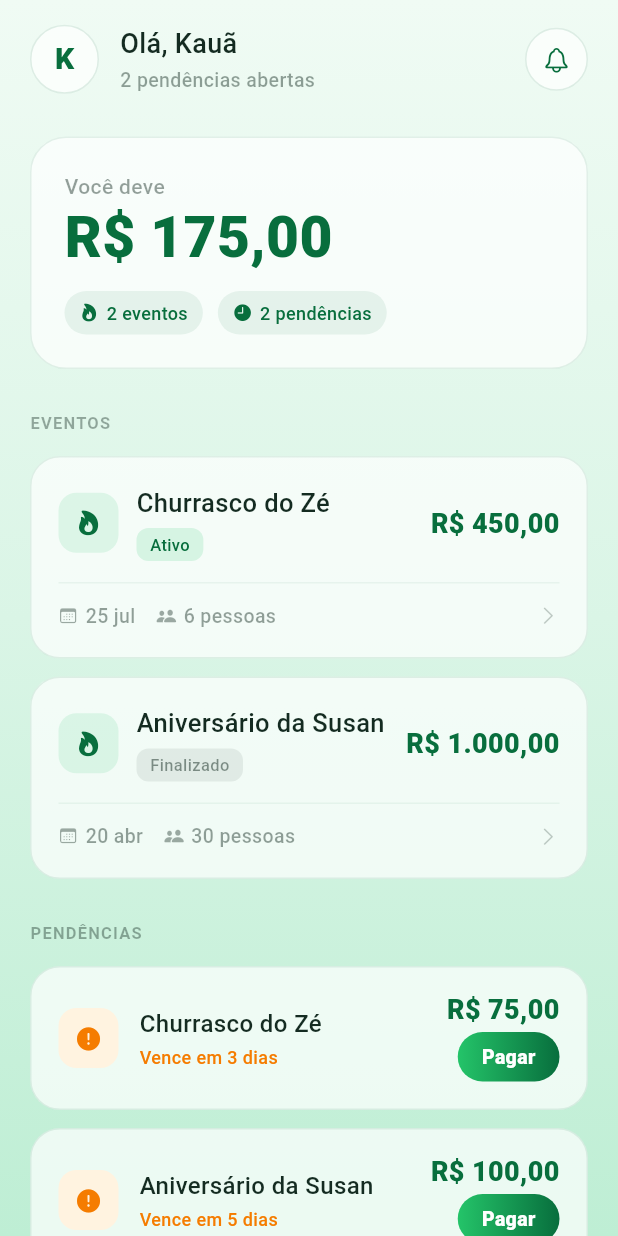
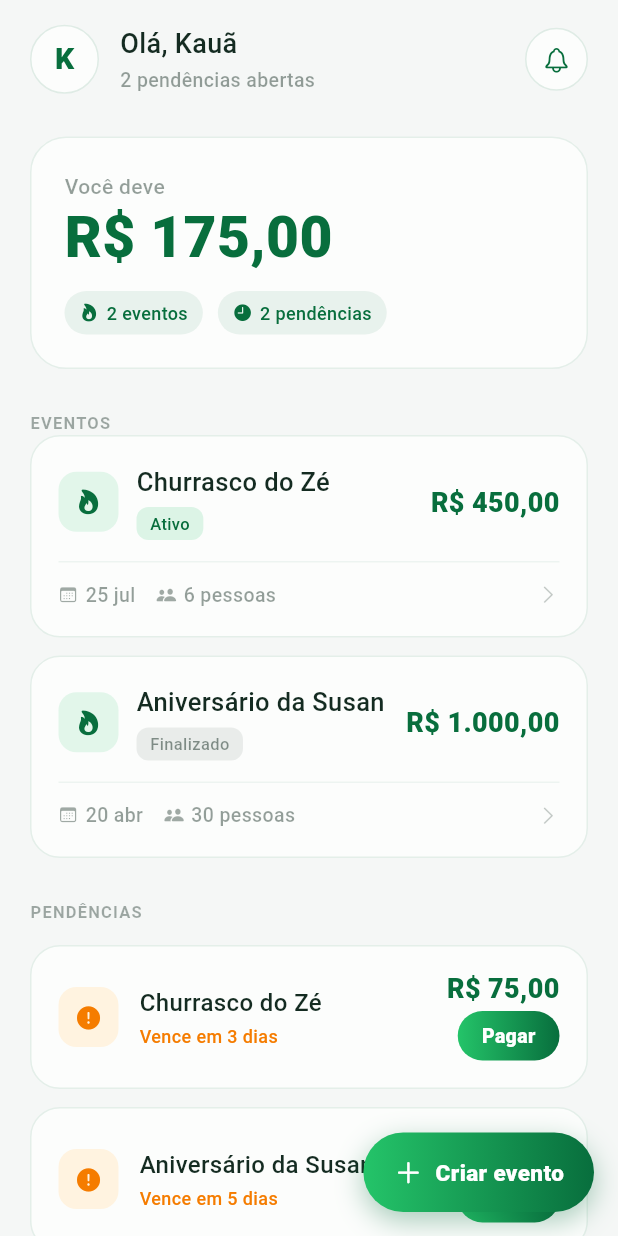
Before and after one commit to ViniciusBoroto/paga_ae, a Flutter app: the HomeScreen screen opened directly, on a phone screen of 412 x 824 dp. Run offline on Flutter 3.47's test engine with Material 3 defaults, Android fonts, the phone set to English and light mode, and no system bars.

Commit message:
:lipstick: background cinza das telas principais

```diff
--- a/lib/features/auth/presentation/screens/create_event_screen.dart
+++ b/lib/features/auth/presentation/screens/create_event_screen.dart
@@ -1,4 +1,3 @@
-import 'package:cash_flow/features/auth/components/auth_background.dart';
 import 'package:cash_flow/features/auth/components/auth_buttons.dart';
 import 'package:cash_flow/features/auth/components/auth_styles.dart';
 import 'package:flutter/cupertino.dart';
@@ -59,8 +58,10 @@ class _CreateEventScreenState extends State<CreateEventScreen> {
 
   @override
   Widget build(BuildContext context) {
-    return AuthScaffold(
-      child: SingleChildScrollView(
+    return Scaffold(
+      backgroundColor: const Color.fromRGBO(245, 247, 246, 1),
+      body: SafeArea(
+        child: SingleChildScrollView(
         physics: const BouncingScrollPhysics(),
         padding: const EdgeInsets.symmetric(horizontal: 20),
         child: Column(
@@ -82,6 +83,7 @@ class _CreateEventScreenState extends State<CreateEventScreen> {
             _botaoCriar(),
             const SizedBox(height: 32),
           ],
+        ),
         ),
       ),
     );
--- a/lib/features/auth/presentation/screens/event_detail_screen.dart
+++ b/lib/features/auth/presentation/screens/event_detail_screen.dart
@@ -1,4 +1,3 @@
-import 'package:cash_flow/features/auth/components/auth_background.dart';
 import 'package:cash_flow/features/auth/components/auth_buttons.dart';
 import 'package:cash_flow/features/auth/components/auth_styles.dart';
 import 'package:flutter/cupertino.dart';
@@ -11,8 +10,10 @@ class EventDetailScreen extends StatelessWidget {
 
   @override
   Widget build(BuildContext context) {
-    return AuthScaffold(
-      child: SingleChildScrollView(
+    return Scaffold(
+      backgroundColor: const Color.fromRGBO(245, 247, 246, 1),
+      body: SafeArea(
+        child: SingleChildScrollView(
         physics: const BouncingScrollPhysics(),
         padding: const EdgeInsets.symmetric(horizontal: 20),
         child: Column(
@@ -45,6 +46,7 @@ class EventDetailScreen extends StatelessWidget {
             SecondaryButton(text: 'Finalizar evento', onPressed: () {}),
             const SizedBox(height: 32),
           ],
+        ),
         ),
       ),
     );
--- a/lib/features/auth/presentation/screens/home_screen.dart
+++ b/lib/features/auth/presentation/screens/home_screen.dart
@@ -1,4 +1,3 @@
-import 'package:cash_flow/features/auth/components/auth_background.dart';
 import 'package:cash_flow/features/auth/components/auth_styles.dart';
 import 'package:cash_flow/features/auth/presentation/screens/create_event_screen.dart';
 import 'package:cash_flow/features/auth/presentation/screens/event_detail_screen.dart';
@@ -17,7 +16,10 @@ class _HomeScreenState extends State<HomeScreen> {
 
   @override
   Widget build(BuildContext context) {
-    return AuthScaffold(
+    return Scaffold(
+      backgroundColor: const Color.fromRGBO(245, 247, 246, 1),
+      floatingActionButton: _botaoFlutuante(),
+      body: SafeArea(
         child: SingleChildScrollView(
           physics: const BouncingScrollPhysics(),
           padding: const EdgeInsets.symmetric(horizontal: 20),
@@ -30,7 +32,6 @@ class _HomeScreenState extends State<HomeScreen> {
               _totalCard(),
               const SizedBox(height: 28),
               _titulo('Eventos'),
-            const SizedBox(height: 14),
             _eventoCard(
               nome: 'Churrasco do Zé',
               data: '25 jul',
@@ -60,10 +61,9 @@ class _HomeScreenState extends State<HomeScreen> {
               valor: 'R\$ 100,00',
               prazo: 'Vence em 5 dias',
             ),
-            const SizedBox(height: 28),
-            _botaoCriarEvento(),
-            const SizedBox(height: 32),
+            const SizedBox(height: 100),
           ],
+        ),
         ),
       ),
     );
@@ -275,9 +275,9 @@ class _HomeScreenState extends State<HomeScreen> {
     );
   }
 
-  // MARK: - Botão criar evento
+  // MARK: - Botão flutuante
 
-  Widget _botaoCriarEvento() {
+  Widget _botaoFlutuante() {
     return GestureDetector(
       onTap: () {
         Navigator.of(context).push(
@@ -285,21 +285,22 @@ class _HomeScreenState extends State<HomeScreen> {
         );
       },
       child: Container(
-        width: double.infinity,
-        padding: const EdgeInsets.symmetric(vertical: 17),
+        padding: const EdgeInsets.symmetric(horizontal: 20, vertical: 16),
         decoration: BoxDecoration(
-          gradient: const LinearGradient(colors: [AppColors.green, AppColors.darkGreen]),
           borderRadius: BorderRadius.circular(999),
+          gradient: const LinearGradient(
+            colors: [AppColors.green, AppColors.darkGreen],
+          ),
           boxShadow: [
-            BoxShadow(color: AppColors.darkGreen.withValues(alpha: 0.3), blurRadius: 12, offset: const Offset(0, 5)),
+            BoxShadow(color: AppColors.darkGreen.withValues(alpha: 0.35), blurRadius: 16, offset: const Offset(0, 6)),
           ],
         ),
         child: Row(
-          mainAxisAlignment: MainAxisAlignment.center,
+          mainAxisSize: MainAxisSize.min,
           children: [
             const Icon(CupertinoIcons.add, color: Colors.white, size: 20),
             const SizedBox(width: 8),
-            Text('Criar evento', style: AppTextStyles.button(16)),
+            Text('Criar evento', style: AppTextStyles.button(15)),
           ],
         ),
       ),
```
Lines whose indentation alone changed are shown as unchanged.
